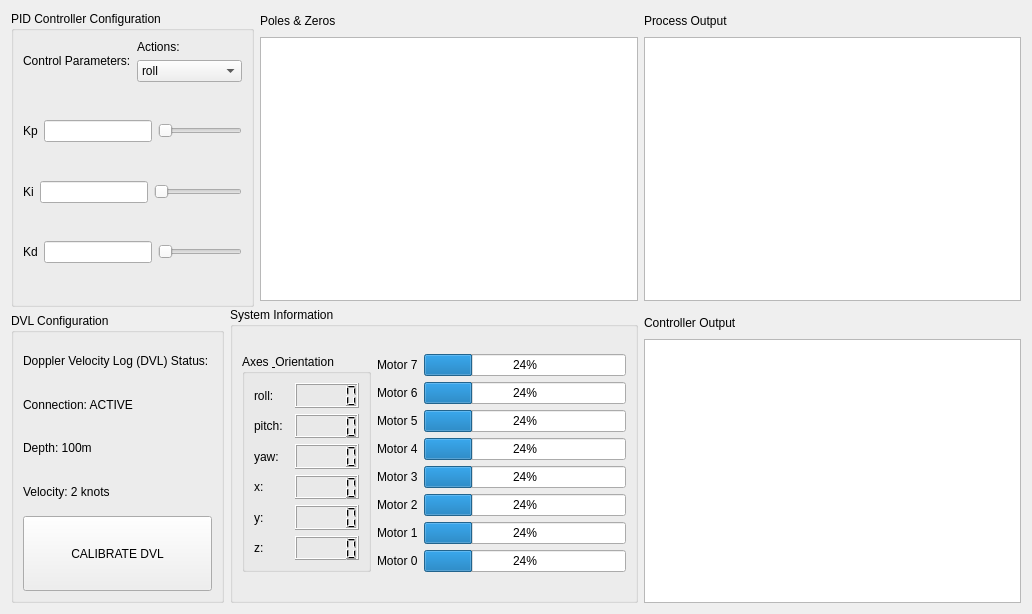
Before: the Qt Designer form ui/pid_control.ui in ayuyamo/gui-robot, drawn with Qt 5.
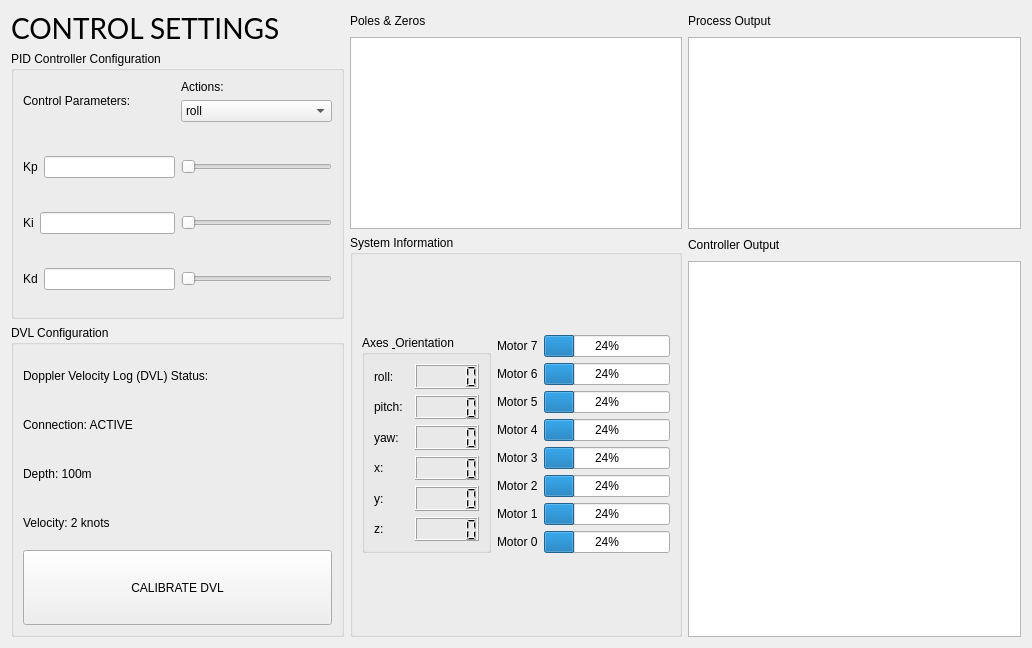
After: the same form once the commit is applied.

```diff
--- a/ui/pid_control.ui
+++ b/ui/pid_control.ui
@@ -7,7 +7,7 @@
     <x>0</x>
     <y>0</y>
     <width>1032</width>
-    <height>614</height>
+    <height>648</height>
    </rect>
   </property>
   <property name="sizePolicy">
@@ -20,13 +20,97 @@
    <string>Form</string>
   </property>
   <layout class="QGridLayout" name="gridLayout_3">
-   <item row="0" column="0" rowspan="2" colspan="2">
+   <item row="0" column="0">
+    <widget class="QLabel" name="label_27">
+     <property name="sizePolicy">
+      <sizepolicy hsizetype="Fixed" vsizetype="Fixed">
+       <horstretch>0</horstretch>
+       <verstretch>0</verstretch>
+      </sizepolicy>
+     </property>
+     <property name="font">
+      <font>
+       <family>Lato</family>
+       <pointsize>21</pointsize>
+      </font>
+     </property>
+     <property name="text">
+      <string>CONTROL SETTINGS</string>
+     </property>
+     <property name="alignment">
+      <set>Qt::AlignLeading|Qt::AlignLeft|Qt::AlignTop</set>
+     </property>
+    </widget>
+   </item>
+   <item row="0" column="1" rowspan="2">
+    <layout class="QVBoxLayout" name="verticalLayout">
+     <item>
+      <layout class="QHBoxLayout" name="horizontalLayout_7">
+       <item>
+        <widget class="QLabel" name="label_6">
+         <property name="text">
+          <string>Poles &amp; Zeros</string>
+         </property>
+        </widget>
+       </item>
+       <item>
+        <spacer name="horizontalSpacer_3">
+         <property name="orientation">
+          <enum>Qt::Horizontal</enum>
+         </property>
+         <property name="sizeHint" stdset="0">
+          <size>
+           <width>40</width>
+           <height>20</height>
+          </size>
+         </property>
+        </spacer>
+       </item>
+      </layout>
+     </item>
+     <item>
+      <widget class="QGraphicsView" name="graphicsView_3"/>
+     </item>
+    </layout>
+   </item>
+   <item row="0" column="2" rowspan="2">
+    <layout class="QVBoxLayout" name="verticalLayout_2">
+     <item>
+      <layout class="QHBoxLayout" name="horizontalLayout_8">
+       <item>
+        <widget class="QLabel" name="label_4">
+         <property name="text">
+          <string>Process Output</string>
+         </property>
+        </widget>
+       </item>
+       <item>
+        <spacer name="horizontalSpacer">
+         <property name="orientation">
+          <enum>Qt::Horizontal</enum>
+         </property>
+         <property name="sizeHint" stdset="0">
+          <size>
+           <width>40</width>
+           <height>20</height>
+          </size>
+         </property>
+        </spacer>
+       </item>
+      </layout>
+     </item>
+     <item>
+      <widget class="QGraphicsView" name="graphicsView"/>
+     </item>
+    </layout>
+   </item>
+   <item row="1" column="0" rowspan="2">
     <widget class="QGroupBox" name="groupBox">
      <property name="title">
       <string>PID Controller Configuration</string>
      </property>
-     <layout class="QVBoxLayout" name="verticalLayout_15">
-      <item>
+     <layout class="QGridLayout" name="gridLayout_4">
+      <item row="0" column="0">
        <layout class="QHBoxLayout" name="horizontalLayout_16">
         <item>
          <widget class="QLabel" name="label_26">
@@ -82,7 +166,7 @@
         </item>
        </layout>
       </item>
-      <item>
+      <item row="1" column="0">
        <spacer name="verticalSpacer_2">
         <property name="orientation">
          <enum>Qt::Vertical</enum>
@@ -95,7 +179,7 @@
         </property>
        </spacer>
       </item>
-      <item>
+      <item row="2" column="0">
        <layout class="QHBoxLayout" name="horizontalLayout_4">
         <item>
          <layout class="QHBoxLayout" name="horizontalLayout">
@@ -120,7 +204,7 @@
         </item>
        </layout>
       </item>
-      <item>
+      <item row="3" column="0">
        <spacer name="verticalSpacer_3">
         <property name="orientation">
          <enum>Qt::Vertical</enum>
@@ -133,7 +217,7 @@
         </property>
        </spacer>
       </item>
-      <item>
+      <item row="4" column="0">
        <layout class="QHBoxLayout" name="horizontalLayout_5">
         <item>
          <layout class="QHBoxLayout" name="horizontalLayout_2">
@@ -158,7 +242,7 @@
         </item>
        </layout>
       </item>
-      <item>
+      <item row="5" column="0">
        <spacer name="verticalSpacer_4">
         <property name="orientation">
          <enum>Qt::Vertical</enum>
@@ -171,7 +255,7 @@
         </property>
        </spacer>
       </item>
-      <item>
+      <item row="6" column="0">
        <layout class="QHBoxLayout" name="horizontalLayout_6">
         <item>
          <layout class="QHBoxLayout" name="horizontalLayout_3">
@@ -196,7 +280,7 @@
         </item>
        </layout>
       </item>
-      <item>
+      <item row="7" column="0">
        <spacer name="verticalSpacer_5">
         <property name="orientation">
          <enum>Qt::Vertical</enum>
@@ -212,69 +296,7 @@
      </layout>
     </widget>
    </item>
-   <item row="0" column="2">
-    <layout class="QVBoxLayout" name="verticalLayout">
-     <item>
-      <layout class="QHBoxLayout" name="horizontalLayout_7">
-       <item>
-        <widget class="QLabel" name="label_6">
-         <property name="text">
-          <string>Poles &amp; Zeros</string>
-         </property>
-        </widget>
-       </item>
-       <item>
-        <spacer name="horizontalSpacer_3">
-         <property name="orientation">
-          <enum>Qt::Horizontal</enum>
-         </property>
-         <property name="sizeHint" stdset="0">
-          <size>
-           <width>40</width>
-           <height>20</height>
-          </size>
-         </property>
-        </spacer>
-       </item>
-      </layout>
-     </item>
-     <item>
-      <widget class="QGraphicsView" name="graphicsView_3"/>
-     </item>
-    </layout>
-   </item>
-   <item row="0" column="3">
-    <layout class="QVBoxLayout" name="verticalLayout_2">
-     <item>
-      <layout class="QHBoxLayout" name="horizontalLayout_8">
-       <item>
-        <widget class="QLabel" name="label_4">
-         <property name="text">
-          <string>Process Output</string>
-         </property>
-        </widget>
-       </item>
-       <item>
-        <spacer name="horizontalSpacer">
-         <property name="orientation">
-          <enum>Qt::Horizontal</enum>
-         </property>
-         <property name="sizeHint" stdset="0">
-          <size>
-           <width>40</width>
-           <height>20</height>
-          </size>
-         </property>
-        </spacer>
-       </item>
-      </layout>
-     </item>
-     <item>
-      <widget class="QGraphicsView" name="graphicsView"/>
-     </item>
-    </layout>
-   </item>
-   <item row="1" column="1" rowspan="2" colspan="2">
+   <item row="2" column="1" rowspan="2">
     <widget class="QGroupBox" name="groupBox_2">
      <property name="title">
       <string>System Information</string>
@@ -576,7 +598,38 @@
      </layout>
     </widget>
    </item>
-   <item row="2" column="0">
+   <item row="2" column="2" rowspan="2">
+    <layout class="QVBoxLayout" name="verticalLayout_3">
+     <item>
+      <layout class="QHBoxLayout" name="horizontalLayout_9">
+       <item>
+        <widget class="QLabel" name="label_5">
+         <property name="text">
+          <string>Controller Output</string>
+         </property>
+        </widget>
+       </item>
+       <item>
+        <spacer name="horizontalSpacer_2">
+         <property name="orientation">
+          <enum>Qt::Horizontal</enum>
+         </property>
+         <property name="sizeHint" stdset="0">
+          <size>
+           <width>40</width>
+           <height>20</height>
+          </size>
+         </property>
+        </spacer>
+       </item>
+      </layout>
+     </item>
+     <item>
+      <widget class="QGraphicsView" name="graphicsView_2"/>
+     </item>
+    </layout>
+   </item>
+   <item row="3" column="0">
     <widget class="QGroupBox" name="groupBox_4">
      <property name="title">
       <string>DVL Configuration</string>
@@ -632,37 +685,6 @@
      </layout>
     </widget>
    </item>
-   <item row="2" column="3">
-    <layout class="QVBoxLayout" name="verticalLayout_3">
-     <item>
-      <layout class="QHBoxLayout" name="horizontalLayout_9">
-       <item>
-        <widget class="QLabel" name="label_5">
-         <property name="text">
-          <string>Controller Output</string>
-         </property>
-        </widget>
-       </item>
-       <item>
-        <spacer name="horizontalSpacer_2">
-         <property name="orientation">
-          <enum>Qt::Horizontal</enum>
-         </property>
-         <property name="sizeHint" stdset="0">
-          <size>
-           <width>40</width>
-           <height>20</height>
-          </size>
-         </property>
-        </spacer>
-       </item>
-      </layout>
-     </item>
-     <item>
-      <widget class="QGraphicsView" name="graphicsView_2"/>
-     </item>
-    </layout>
-   </item>
   </layout>
  </widget>
  <resources/>
```
